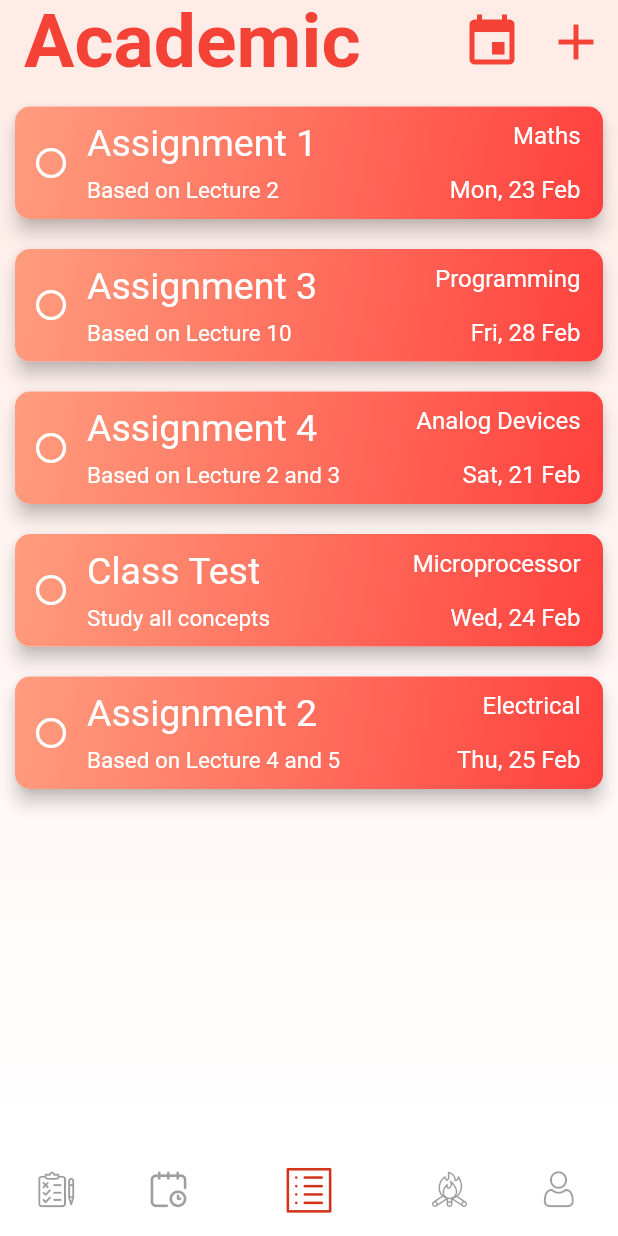
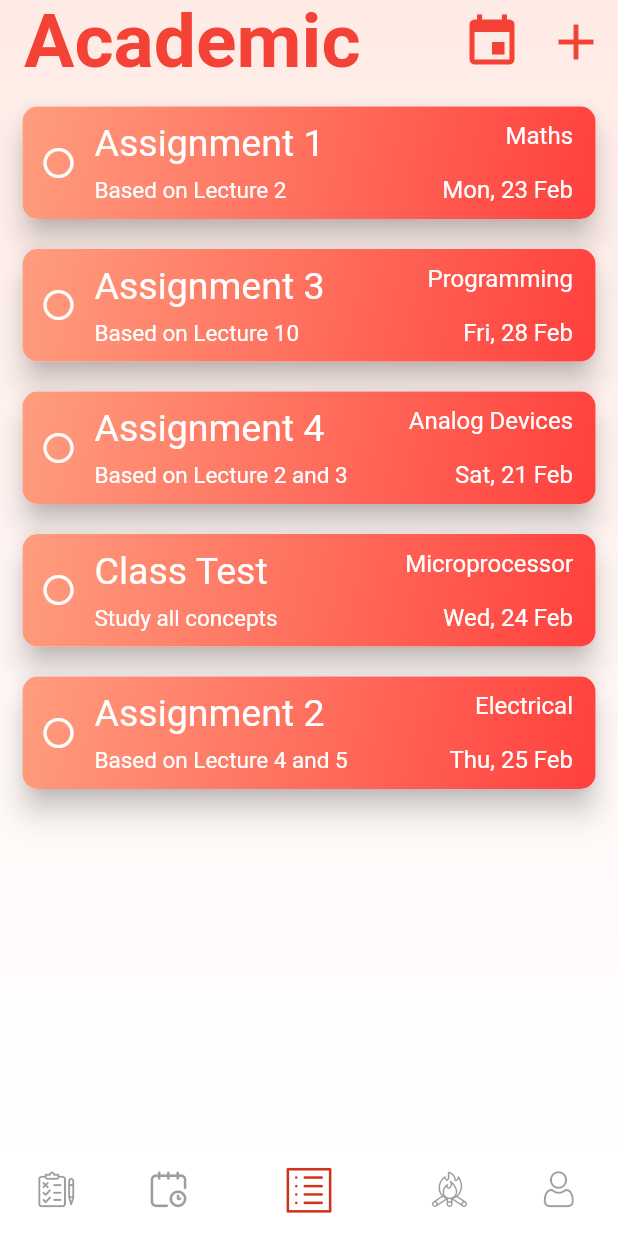
Before and after one commit to abishek-bupathi/college-companion, a Flutter app: the screen it shows after launch, on a phone screen of 412 x 824 dp. Run offline on Flutter 3.47's test engine with Material 2 defaults, Android fonts, the phone set to English and light mode, and no system bars; our stand-ins replace flutter_datetime_picker.

```diff
--- a/lib/academic.dart
+++ b/lib/academic.dart
@@ -13,9 +13,9 @@ class Academic extends StatefulWidget {
 
 class _AcademicState extends State<Academic> {
   List<String> titleList = ["Assignment 1", "Assignment 3", "Assignment 4", "Class Test", "Assignment 2"];
-  List<String> noteList = ["Based on Lecture 2", "Based on Lecture 10","Based on Lecture 2 and 3","Study all concepts","Based on Lecture 4 and 5",];
+  List<String> noteList = ["Based on Lecture 2", "Based on Lecture 10","Based on Lecture 2 and 3","Study all concepts","Based on Lecture 4 and 5"];
   List<String> moduleList = ["Maths", "Programming", "Analog Devices", "Microprocessor", "Electrical"];
-  List<String> dateList = ["Mon, 23 Feb", "Fri, 28 Feb", "Sat, 21 Feb", "Wed, 24 Feb", "Thu, 25 Feb",];
+  List<String> dateList = ["Mon, 23 Feb", "Fri, 28 Feb", "Sat, 21 Feb", "Wed, 24 Feb", "Thu, 25 Feb"];
   @override
   Widget build(BuildContext context) {
     return Container(
@@ -58,10 +58,11 @@ class _AcademicState extends State<Academic> {
             ],
           ),
           body:  new Container(
-            padding: EdgeInsets.fromLTRB(0 ,5, 0, 5),
+            padding: EdgeInsets.fromLTRB(5, 5, 5, 0),
             child: new ListView.builder(
+              physics: BouncingScrollPhysics(),
                 itemBuilder: (_, int index) => Item(titleList[index], noteList[index], moduleList[index], dateList[index]),
-              itemCount: 5,
+              itemCount: titleList.length,
             ),
           ),
         ));
@@ -340,6 +341,7 @@ class Item extends StatefulWidget {
 
 class _ItemState extends State<Item> {
   var check_icon = Icons.radio_button_unchecked;
+  int ctr = 0;
   @override
   Widget build(BuildContext context) {
     return new Card(
@@ -366,7 +368,11 @@ class _ItemState extends State<Item> {
                     icon: Icon(check_icon, color: Colors.white,),
                     onPressed: (){
                       setState(() {
-                        check_icon = Icons.check_circle;
+                        if(ctr%2 == 0) {
+                          check_icon = Icons.check_circle;
+                        }else
+                          check_icon = Icons.radio_button_unchecked;
+                          ctr++;
                       });
                     },
                   ),
@@ -391,7 +397,8 @@ class _ItemState extends State<Item> {
             ],
           )
       ),
-      elevation: 5,
+      elevation: 8,
+  //    shadowColor: Colors.red,
       margin: EdgeInsets.all(10),
 
     );
```
